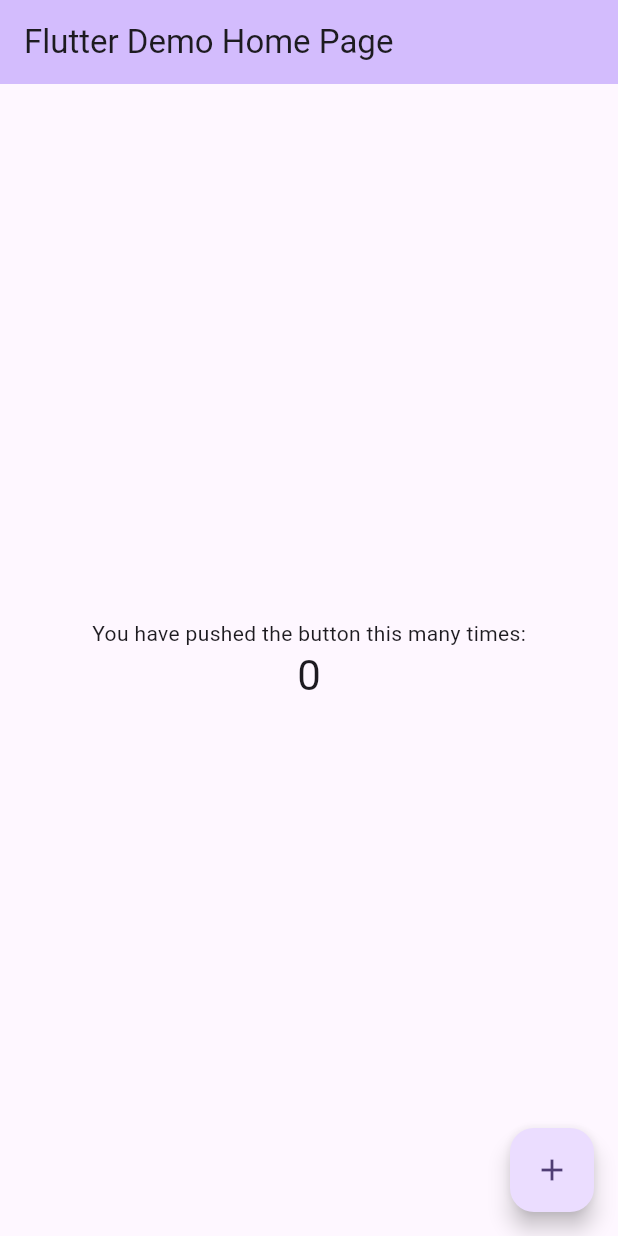
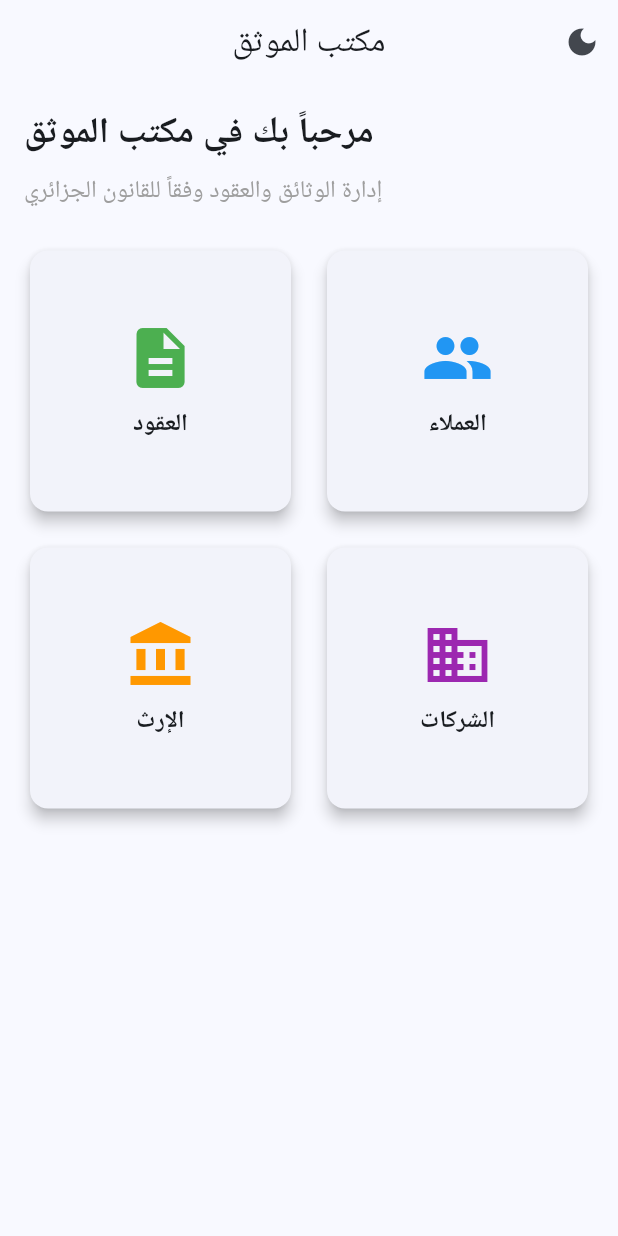
Before and after one commit to could-ai/019a225c-a0e6-70dc-9744-e1e8a837d99e, a Flutter app: the screen it shows after launch, on a phone screen of 412 x 824 dp. Run offline on Flutter 3.47's test engine with Material 3 defaults, Android fonts, the phone set to English and light mode, and no system bars; Roboto replaces fonts that are missing (NotoSansArabic).

Commit message:
تعديل pubspec.yaml لإضافة تبعيات provider و intl لإدارة الحالة والتنسيق، ودعم الخطوط العربية للواجهة الحديثة. تم تغيير اسم التطبيق إلى notary_office_app ليتناسب مع الغرض.; استبدال main.dart بالكامل ليصبح نقطة البداية لتطبيق مكتب موثق جزائري. أضفت دعم provider لإدارة الحالة، Material Design 3، دعم الوضع الفاتح/الداكن، واللغة العربية (RTL). الشاشة الرئيسية هي HomeScreen.; إنشاء شاشة الترحيب الرئيسية (home_screen.dart) مع واجهة حديثة تستخدم GridView لعرض الخدمات كبطاقات. أضفت زر تبديل الوضع الفاتح/الداكن، ودعم التنقل إلى شاشات العقود والعملاء.; إنشاء نموذج البيانات للعقود (contract.dart) مع خصائص أساسية مثل العنوان، النوع، اسم العميل، التاريخ، والحالة. أضفت بيانات وهمية للعرض.; إنشاء نموذج البيانات للعملاء (client.dart) مع خصائص مثل الاسم، النوع، الهاتف، والعنوان. أضفت بيانات وهمية للعرض.; إنشاء شاشة العقود (contracts_screen.dart) لعرض قائمة العقود باستخدام ListView مع بطاقات. أضفت زر إضافة عقد جديد عبر FloatingActionButton.; إنشاء شاشة إضافة عقد جديد (add_contract_screen.dart) مع نموذج يحتوي على حقول للعنوان، النوع، واسم العميل. يستخدم Form مع التحقق من الصحة وDropdown لاختيار النوع والعميل.; إنشاء شاشة العملاء (clients_screen.dart) لعرض قائمة العملاء باستخدام ListView مع بطاقات. أضفت زر إضافة عميل جديد (وهمي حالياً).; إنشاء مزود الحالة (app_provider.dart) لإدارة تبديل الوضع الفاتح/الداكن في التطبيق باستخدام ChangeNotifier.

```diff
--- a/usr/lib/main.dart
+++ b/usr/lib/main.dart
@@ -1,120 +1,50 @@
 import 'package:flutter/material.dart';
+import 'package:provider/provider.dart';
+import 'providers/app_provider.dart';
+import 'screens/home_screen.dart';
 
 void main() {
-  runApp(const MyApp());
+  runApp(const NotaryOfficeApp());
 }
 
-class MyApp extends StatelessWidget {
-  const MyApp({super.key});
+class NotaryOfficeApp extends StatelessWidget {
+  const NotaryOfficeApp({super.key});
 
-  // This widget is the root of your application.
   @override
   Widget build(BuildContext context) {
-    return MaterialApp(
-      title: 'Flutter Demo',
-      debugShowCheckedModeBanner: false,
-      theme: ThemeData(
-        // This is the theme of your application.
-        //
-        // TRY THIS: Try running your application with "flutter run". You'll see
-        // the application has a purple toolbar. Then, without quitting the app,
-        // try changing the seedColor in the colorScheme below to Colors.green
-        // and then invoke "hot reload" (save your changes or press the "hot
-        // reload" button in a Flutter-supported IDE, or press "r" if you used
-        // the command line to start the app).
-        //
-        // Notice that the counter didn't reset back to zero; the application
-        // state is not lost during the reload. To reset the state, use hot
-        // restart instead.
-        //
-        // This works for code too, not just values: Most code changes can be
-        // tested with just a hot reload.
-        colorScheme: ColorScheme.fromSeed(seedColor: Colors.deepPurple),
+    return MultiProvider(
+      providers: [
+        ChangeNotifierProvider(create: (_) => AppProvider()),
+      ],
+      child: MaterialApp(
+        title: 'مكتب موثق جزائري',
+        debugShowCheckedModeBanner: false,
+        theme: ThemeData(
+          useMaterial3: true,
+          colorScheme: ColorScheme.fromSeed(
+            seedColor: Colors.blue,
+            brightness: Brightness.light,
+          ),
+          fontFamily: 'NotoSansArabic',
+          textTheme: const TextTheme(
+            headlineMedium: TextStyle(fontWeight: FontWeight.bold),
+          ),
+        ),
+        darkTheme: ThemeData(
+          useMaterial3: true,
+          colorScheme: ColorScheme.fromSeed(
+            seedColor: Colors.blue,
+            brightness: Brightness.dark,
+          ),
+          fontFamily: 'NotoSansArabic',
+        ),
+        themeMode: ThemeMode.system,
+        home: const HomeScreen(),
+        locale: const Locale('ar'),  // دعم اللغة العربية
+        supportedLocales: const [
+          Locale('ar'),
+        ],
       ),
-      home: const MyHomePage(title: 'Flutter Demo Home Page'),
     );
   }
 }
-
-class MyHomePage extends StatefulWidget {
-  const MyHomePage({super.key, required this.title});
-
-  // This widget is the home page of your application. It is stateful, meaning
-  // that it has a State object (defined below) that contains fields that affect
-  // how it looks.
-
-  // This class is the configuration for the state. It holds the values (in this
-  // case the title) provided by the parent (in this case the App widget) and
-  // used by the build method of the State. Fields in a Widget subclass are
-  // always marked "final".
-
-  final String title;
-
-  @override
-  State<MyHomePage> createState() => _MyHomePageState();
-}
-
-class _MyHomePageState extends State<MyHomePage> {
-  int _counter = 0;
-
-  void _incrementCounter() {
-    setState(() {
-      // This call to setState tells the Flutter framework that something has
-      // changed in this State, which causes it to rerun the build method below
-      // so that the display can reflect the updated values. If we changed
-      // _counter without calling setState(), then the build method would not be
-      // called again, and so nothing would appear to happen.
-      _counter++;
-    });
-  }
-
-  @override
-  Widget build(BuildContext context) {
-    // This method is rerun every time setState is called, for instance as done
-    // by the _incrementCounter method above.
-    //
-    // The Flutter framework has been optimized to make rerunning build methods
-    // fast, so that you can just rebuild anything that needs updating rather
-    // than having to individually change instances of widgets.
-    return Scaffold(
-      appBar: AppBar(
-        // TRY THIS: Try changing the color here to a specific color (to
-        // Colors.amber, perhaps?) and trigger a hot reload to see the AppBar
-        // change color while the other colors stay the same.
-        backgroundColor: Theme.of(context).colorScheme.inversePrimary,
-        // Here we take the value from the MyHomePage object that was created by
-        // the App.build method, and use it to set our appbar title.
-        title: Text(widget.title),
-      ),
-      body: Center(
-        // Center is a layout widget. It takes a single child and positions it
-        // in the middle of the parent.
-        child: Column(
-          // Column is also a layout widget. It takes a list of children and
-          // arranges them vertically. By default, it sizes itself to fit its
-          // children horizontally, and tries to be as tall as its parent.
-          //
-          // Column has various properties to control how it sizes itself and
-          // how it positions its children. Here we use mainAxisAlignment to
-          // center the children vertically; the main axis here is the vertical
-          // axis because Columns are vertical (the cross axis would be
-          // horizontal).
-          //
-          // TRY THIS: Invoke "debug painting" (choose the "Toggle Debug Paint"
-          // action in the IDE, or press "p" in the console), to see the
-          // wireframe for each widget.
-          mainAxisAlignment: MainAxisAlignment.center,
-          children: <Widget>[
-            const Text('You have pushed the button this many times:'),
-            Text('$_counter', style: Theme.of(context).textTheme.headlineMedium),
-          ],
-        ),
-      ),
-      floatingActionButton: FloatingActionButton(
-        onPressed: _incrementCounter,
-        tooltip: 'Increment',
-        child: const Icon(Icons.add),
-      ), // This trailing comma makes auto-formatting nicer for build methods.
-    );
-  }
-}
--- /dev/null
+++ b/usr/lib/providers/app_provider.dart
@@ -0,0 +1,12 @@
+import 'package:flutter/material.dart';
+
+class AppProvider extends ChangeNotifier {
+  bool _isDarkMode = false;
+
+  bool get isDarkMode => _isDarkMode;
+
+  void toggleTheme() {
+    _isDarkMode = !_isDarkMode;
+    notifyListeners();
+  }
+}
--- /dev/null
+++ b/usr/lib/screens/home_screen.dart
@@ -0,0 +1,120 @@
+import 'package:flutter/material.dart';
+import 'package:provider/provider.dart';
+import '../providers/app_provider.dart';
+import 'contracts_screen.dart';
+import 'clients_screen.dart';
+
+class HomeScreen extends StatelessWidget {
+  const HomeScreen({super.key});
+
+  @override
+  Widget build(BuildContext context) {
+    final appProvider = Provider.of<AppProvider>(context);
+
+    return Scaffold(
+      appBar: AppBar(
+        title: const Text('مكتب الموثق'),
+        centerTitle: true,
+        actions: [
+          IconButton(
+            icon: Icon(appProvider.isDarkMode ? Icons.light_mode : Icons.dark_mode),
+            onPressed: () => appProvider.toggleTheme(),
+          ),
+        ],
+      ),
+      body: Padding(
+        padding: const EdgeInsets.all(16.0),
+        child: Column(
+          crossAxisAlignment: CrossAxisAlignment.start,
+          children: [
+            const Text(
+              'مرحباً بك في مكتب الموثق',
+              style: TextStyle(fontSize: 24, fontWeight: FontWeight.bold),
+            ),
+            const SizedBox(height: 8),
+            const Text(
+              'إدارة الوثائق والعقود وفقاً للقانون الجزائري',
+              style: TextStyle(fontSize: 16, color: Colors.grey),
+            ),
+            const SizedBox(height: 24),
+            Expanded(
+              child: GridView.count(
+                crossAxisCount: 2,
+                crossAxisSpacing: 16,
+                mainAxisSpacing: 16,
+                children: [
+                  _buildServiceCard(
+                    context,
+                    'العقود',
+                    Icons.description,
+                    Colors.green,
+                    () => Navigator.push(
+                      context,
+                      MaterialPageRoute(builder: (_) => const ContractsScreen()),
+                    ),
+                  ),
+                  _buildServiceCard(
+                    context,
+                    'العملاء',
+                    Icons.people,
+                    Colors.blue,
+                    () => Navigator.push(
+                      context,
+                      MaterialPageRoute(builder: (_) => const ClientsScreen()),
+                    ),
+                  ),
+                  _buildServiceCard(
+                    context,
+                    'الإرث',
+                    Icons.account_balance,
+                    Colors.orange,
+                    () => _showComingSoon(context),
+                  ),
+                  _buildServiceCard(
+                    context,
+                    'الشركات',
+                    Icons.business,
+                    Colors.purple,
+                    () => _showComingSoon(context),
+                  ),
+                ],
+              ),
+            ),
+          ],
+        ),
+      ),
+    );
+  }
+
+  Widget _buildServiceCard(BuildContext context, String title, IconData icon, Color color, VoidCallback onTap) {
+    return Card(
+      elevation: 4,
+      shape: RoundedRectangleBorder(borderRadius: BorderRadius.circular(12)),
+      child: InkWell(
+        onTap: onTap,
+        borderRadius: BorderRadius.circular(12),
+        child: Padding(
+          padding: const EdgeInsets.all(16.0),
+          child: Column(
+            mainAxisAlignment: MainAxisAlignment.center,
+            children: [
+              Icon(icon, size: 48, color: color),
+              const SizedBox(height: 8),
+              Text(
+                title,
+                style: const TextStyle(fontSize: 16, fontWeight: FontWeight.bold),
+                textAlign: TextAlign.center,
+              ),
+            ],
+          ),
+        ),
+      ),
+    );
+  }
+
+  void _showComingSoon(BuildContext context) {
+    ScaffoldMessenger.of(context).showSnackBar(
+      const SnackBar(content: Text('قريباً...')),
+    );
+  }
+}
```
Also changed, not shown: usr/lib/models/client.dart (added, +33 -0 lines), usr/lib/models/contract.dart (added, +37 -0 lines), usr/lib/screens/add_contract_screen.dart (added, +82 -0 lines), usr/lib/screens/clients_screen.dart (added, +38 -0 lines), usr/lib/screens/contracts_screen.dart (added, +45 -0 lines), usr/pubspec.yaml (+15 -67 lines).
